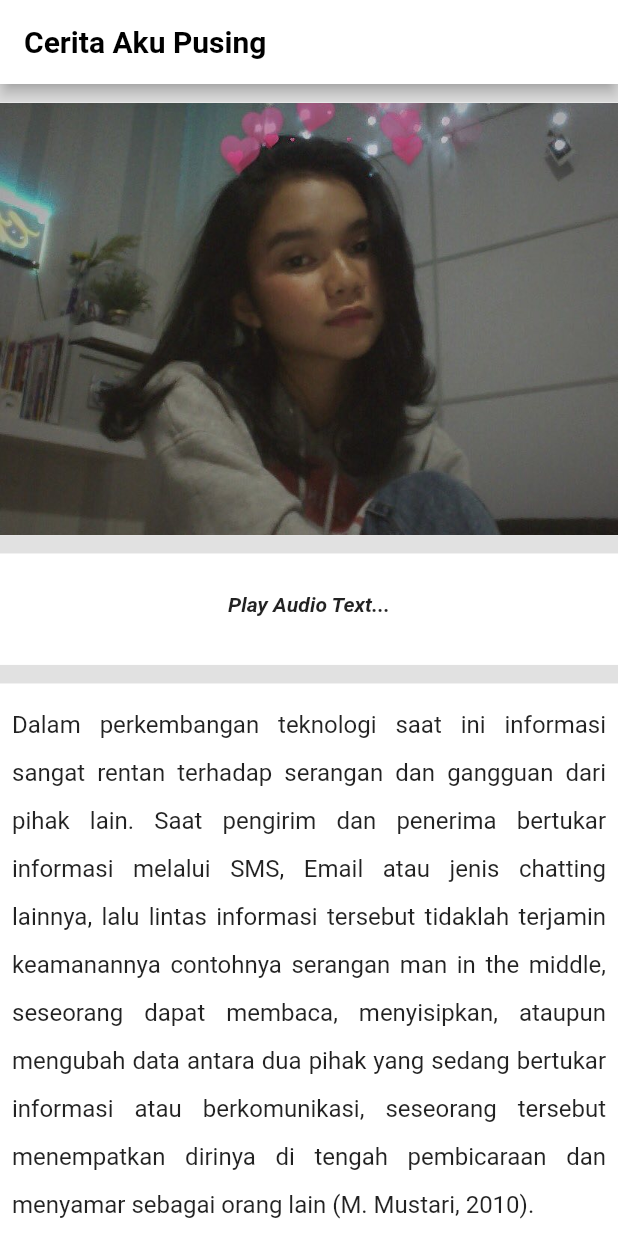
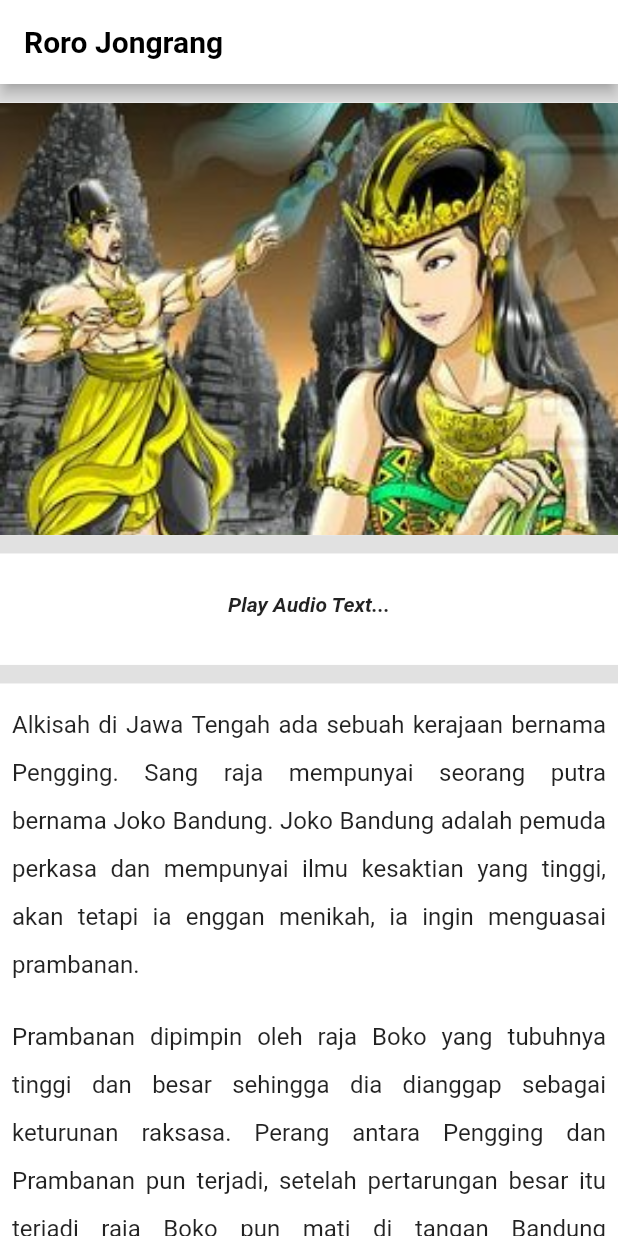
Before and after one commit to syreboy/tugas-pbm, a Flutter app: the screen it shows after launch, on a phone screen of 412 x 824 dp. Run offline on Flutter 3.47's test engine with Material 2 defaults, Android fonts, the phone set to English and light mode, and no system bars; missing offline and left inert: dart:html.

Commit message:
ubah foto dan teks

```diff
--- a/lib/page1.dart
+++ b/lib/page1.dart
@@ -18,7 +18,7 @@ class _page1State extends State<page1> {
         backgroundColor: Colors.white,
         appBar: AppBar(
           title: Text(
-            "Cerita Aku Pusing",
+            "Roro Jongrang",
             style: TextStyle(color: Colors.black, fontWeight: FontWeight.bold),
           ),
           backgroundColor: Colors.white,
@@ -32,7 +32,7 @@ class _page1State extends State<page1> {
             ),
             Container(
               child: const Image(
-                  fit: BoxFit.cover, image: AssetImage("image/lulu.jpg")),
+                  fit: BoxFit.cover, image: AssetImage("image/jongrang.jpg")),
               height: tinggi * 0.35,
               width: lebar * 10,
             ),
@@ -68,7 +68,7 @@ class _page1State extends State<page1> {
               padding: const EdgeInsets.all(8.0),
               child: Container(
                 child: Text(
-                  "Dalam perkembangan teknologi saat ini informasi sangat rentan terhadap serangan dan gangguan dari pihak lain. Saat pengirim dan penerima bertukar informasi melalui SMS, Email atau jenis chatting lainnya, lalu lintas informasi tersebut tidaklah terjamin keamanannya contohnya serangan man in the middle, seseorang dapat membaca, menyisipkan, ataupun mengubah data antara dua pihak yang sedang bertukar informasi atau berkomunikasi, seseorang tersebut menempatkan dirinya di tengah pembicaraan dan menyamar sebagai orang lain (M. Mustari, 2010).",
+                  "Alkisah di Jawa Tengah ada sebuah kerajaan bernama Pengging. Sang raja mempunyai seorang putra bernama Joko Bandung. Joko Bandung adalah pemuda perkasa dan mempunyai ilmu kesaktian yang tinggi, akan tetapi ia enggan menikah, ia ingin menguasai prambanan.",
                   textAlign: TextAlign.justify,
                   style: TextStyle(height: 2, fontSize: 16),
                 ),
@@ -78,7 +78,37 @@ class _page1State extends State<page1> {
               padding: const EdgeInsets.all(8.0),
               child: Container(
                 child: Text(
-                  "Salah satu teknik pengamanan dalam penyampaian informasi adalah dengan melakukan enkripsi dan dekripsi terhadap informasi tersebut, yang dikenal dengan teknik kriptografi. Kritografi adalah ilmu seni untuk menjaga kerahasian dan keamanan suatu data atau informasi ketika informasi dikirim dari suatu tempat ke tempat yang lain (Ariyus, 2008). Prinsip dasar pengamanan kriptografi adalah proses enkripsi dan dekripsi.",
+                  "Prambanan dipimpin oleh raja Boko yang tubuhnya tinggi dan besar sehingga dia dianggap sebagai keturunan raksasa. Perang antara Pengging dan Prambanan pun terjadi, setelah pertarungan besar itu terjadi raja Boko pun mati di tangan Bandung Bodnowoso dan akhirnya prajurit Prambanan pun menyerahkan diri.",
+                  textAlign: TextAlign.justify,
+                  style: TextStyle(height: 2, fontSize: 16),
+                ),
+              ),
+            ),
+            Padding(
+              padding: const EdgeInsets.all(8.0),
+              child: Container(
+                child: Text(
+                  "Bandung Bondowoso pun diantar ke dalam istana dan melihat seorang putri cantik bernama Roro Jongrang. Joko Bandung langsung jatuh cinta dan ingin menikahinya. Roro Jongrang pun mengatakan 'Hamba bersedia diperistri asalkan kau mampu membuat 1000 candi dan 2 buah sumur yang sangat dalam.'",
+                  textAlign: TextAlign.justify,
+                  style: TextStyle(height: 2, fontSize: 16),
+                ),
+              ),
+            ),
+            Padding(
+              padding: const EdgeInsets.all(8.0),
+              child: Container(
+                child: Text(
+                  "Badung Bondowoso pun membuat semua itu dengan dibantu para jin dan makhluk ghaib lainnya. Roro Jonggrang melihat itu dan ia pun terkejut, akhirnya memanggil dayang-dayang istana untuk membantunya membakar kayu dan tumpukan jerami juga memukul-memukul alu dan lesung.",
+                  textAlign: TextAlign.justify,
+                  style: TextStyle(height: 2, fontSize: 16),
+                ),
+              ),
+            ),
+            Padding(
+              padding: const EdgeInsets.all(8.0),
+              child: Container(
+                child: Text(
+                  "Bunyi lesung dan bakaran jerami membuat ayam jantan berkokok dan para makhluk halus pun menghentikan pekerjaannya dan Bandung Bondowoso mengahampiri Roro Jonggrang dan ia berkaat 'Kalau kau tidak ingin aku nikahi bilang saja, malah kau gunakan tipu muslihat. Dasar kau ini keras seperti batu, dan Roro Jonggrang pun berubah menjadi batu.'",
                   textAlign: TextAlign.justify,
                   style: TextStyle(height: 2, fontSize: 16),
                 ),
--- a/pubspec.yaml
+++ b/pubspec.yaml
@@ -60,6 +60,7 @@ flutter:
   # To add assets to your application, add an assets section, like this:
   assets:
     - image/lulu.jpg
+    - image/jongrang.jpg
   #   - images/a_dot_ham.jpeg
 
   # An image asset can refer to one or more resolution-specific "variants", see
```
Also changed, not shown: image/jongrang.jpg (added).
